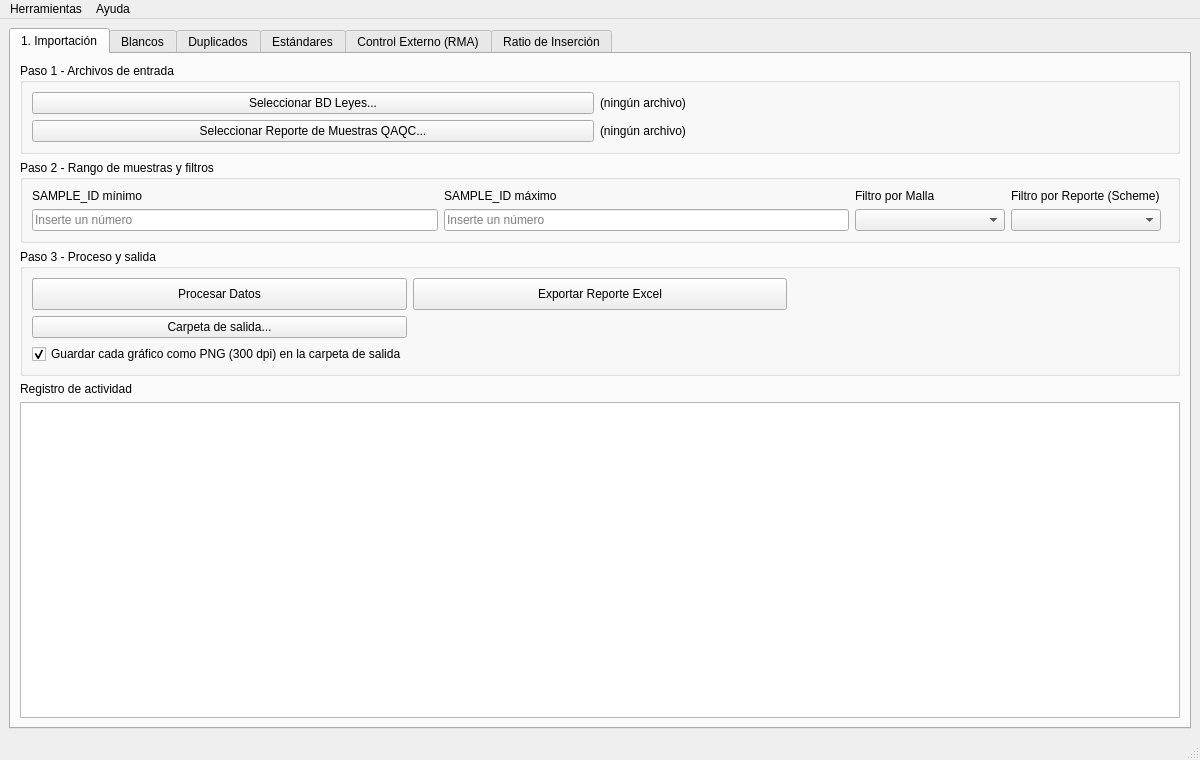
Before: the Qt Designer form qaqcbs.ui in frecines/Lab1, drawn with Qt 5.
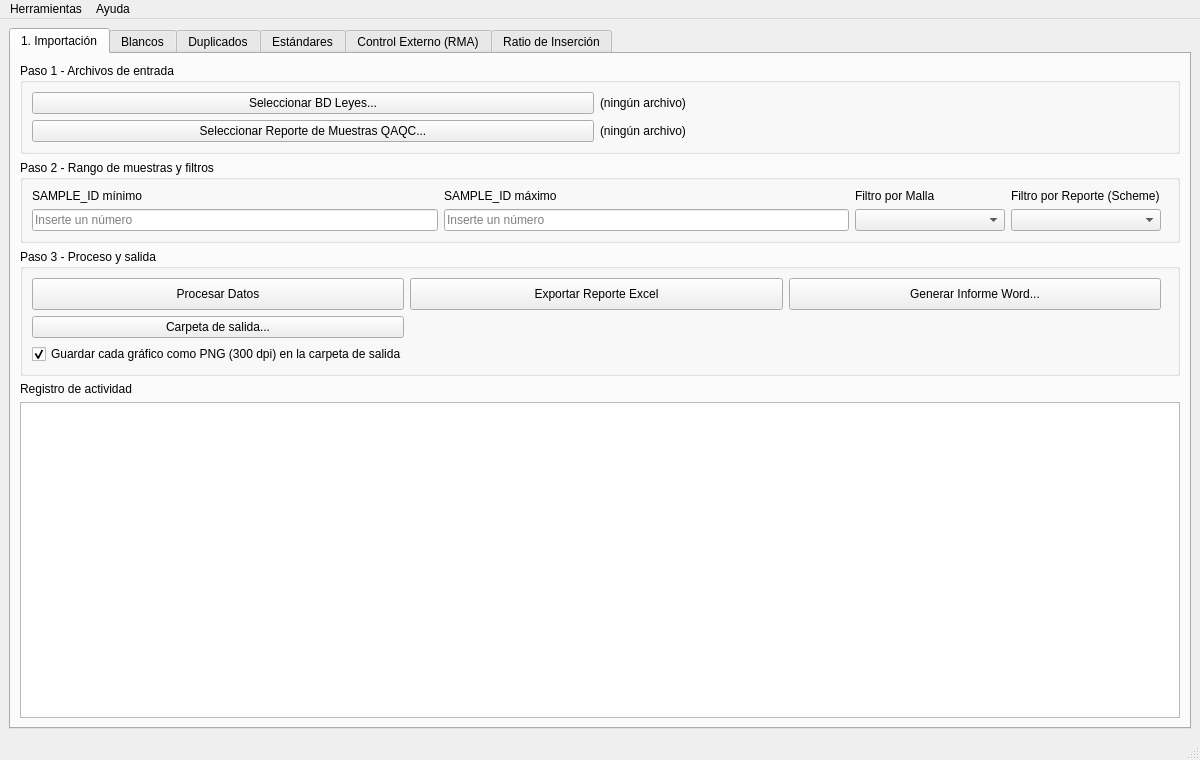
After: the same form once the commit is applied.

Commit message: Informe Word mensual, omitir estandares con CV > 5% y spec con icono

```diff
--- a/qaqcbs.ui
+++ b/qaqcbs.ui
@@ -226,6 +226,22 @@
             </widget>
            </item>
            <item row="0" column="2">
+            <widget class="QPushButton" name="INFW">
+             <property name="minimumSize">
+              <size>
+               <width>0</width>
+               <height>32</height>
+              </size>
+             </property>
+             <property name="text">
+              <string>Generar Informe Word...</string>
+             </property>
+             <property name="toolTip">
+              <string>Informe mensual de Control de Calidad (.docx) con tablas, textos y Anexo A de gráficos</string>
+             </property>
+            </widget>
+           </item>
+           <item row="0" column="3">
             <spacer name="spacerProceso">
              <property name="orientation">
               <enum>Qt::Horizontal</enum>
```
The commit also changes 13 other files.
